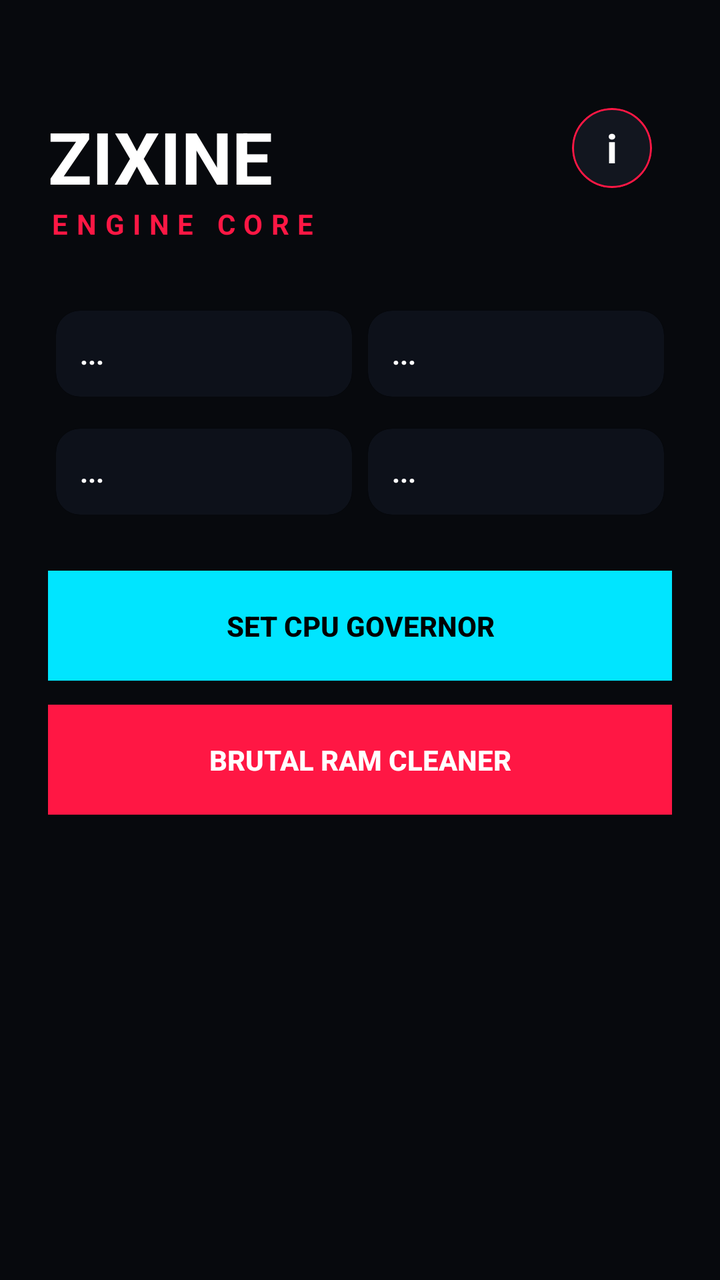
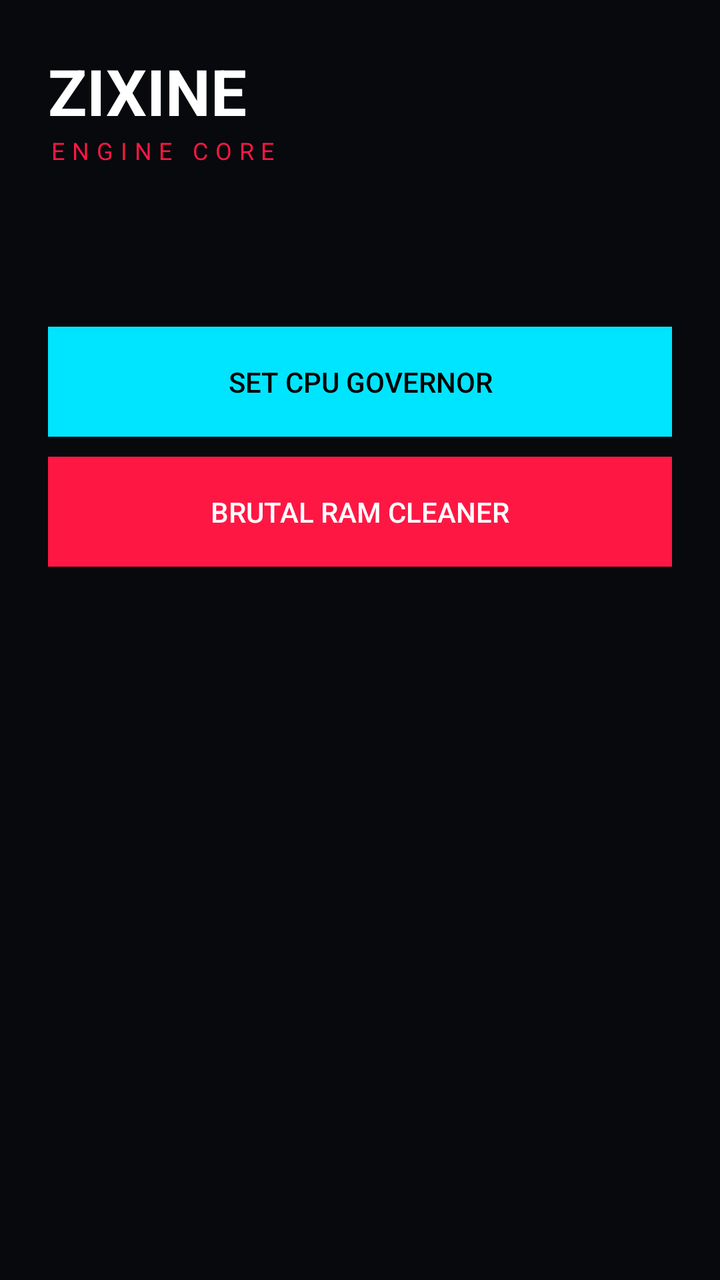

Two renders of the same Android screen: before a commit and after it. Below are the layout's source before the change and the commit's diff.
<!-- AndroidManifest.xml: application theme Theme.MaterialComponents.DayNight.NoActionBar -->
<!-- res/layout/activity_main.xml -->
<?xml version="1.0" encoding="utf-8"?>
<RelativeLayout xmlns:android="http://schemas.android.com/apk/res/android"
    xmlns:app="http://schemas.android.com/apk/res-auto"
    android:layout_width="match_parent"
    android:layout_height="match_parent"
    android:background="#07090D"
    android:padding="24dp">

    <com.google.android.material.card.MaterialCardView
        android:id="@+id/btn_info"
        android:layout_width="40dp"
        android:layout_height="40dp"
        android:layout_alignParentTop="true"
        android:layout_alignParentEnd="true"
        android:layout_marginTop="30dp"
        android:layout_marginEnd="10dp"
        app:cardBackgroundColor="#12161F"
        app:cardCornerRadius="20dp"
        app:strokeColor="#FF1744"
        app:strokeWidth="1dp">
        <TextView
            android:layout_width="match_parent"
            android:layout_height="match_parent"
            android:text="i"
            android:textColor="#FFFFFF"
            android:textSize="20sp"
            android:textStyle="bold"
            android:gravity="center"/>
    </com.google.android.material.card.MaterialCardView>

    <LinearLayout
        android:id="@+id/header"
        android:layout_width="wrap_content"
        android:layout_height="wrap_content"
        android:orientation="vertical"
        android:layout_marginTop="30dp">
        <TextView
            android:layout_width="wrap_content"
            android:layout_height="wrap_content"
            android:text="ZIXINE"
            android:textColor="#FFFFFF"
            android:textSize="36sp"
            android:textStyle="bold"/>
        <TextView
            android:layout_width="wrap_content"
            android:layout_height="wrap_content"
            android:text="ENGINE CORE"
            android:textColor="#FF1744"
            android:textSize="14sp"
            android:textStyle="bold"
            android:letterSpacing="0.3"/>
    </LinearLayout>

    <com.google.android.material.card.MaterialCardView
        android:id="@+id/layout_locked"
        android:layout_width="match_parent"
        android:layout_height="wrap_content"
        android:layout_centerInParent="true"
        app:cardBackgroundColor="#0D111A"
        app:cardCornerRadius="16dp"
        app:strokeColor="#33FF1744"
        app:strokeWidth="1dp"
        android:visibility="gone">
        <LinearLayout
            android:layout_width="match_parent"
            android:layout_height="wrap_content"
            android:orientation="vertical"
            android:padding="24dp">
            <TextView
                android:layout_width="match_parent"
                android:layout_height="wrap_content"
                android:text="SYSTEM LOCKED"
                android:textColor="#FF1744"
                android:gravity="center"
                android:textStyle="bold"/>
            <EditText
                android:id="@+id/input_code"
                android:layout_width="match_parent"
                android:layout_height="50dp"
                android:layout_marginTop="20dp"
                android:hint="Passkey"
                android:textColor="#FFFFFF"
                android:backgroundTint="#FF1744"
                android:inputType="numberPassword"
                android:gravity="center"/>
            <androidx.appcompat.widget.AppCompatButton
                android:id="@+id/btn_unlock"
                android:layout_width="match_parent"
                android:layout_height="55dp"
                android:layout_marginTop="20dp"
                android:text="UNLOCK"
                android:background="#FF1744"
                android:textColor="#FFFFFF"/>
        </LinearLayout>
    </com.google.android.material.card.MaterialCardView>

    <LinearLayout
        android:id="@+id/layout_verified"
        android:layout_width="match_parent"
        android:layout_height="match_parent"
        android:layout_below="@id/header"
        android:layout_marginTop="30dp"
        android:orientation="vertical"
        android:visibility="visible">

        <LinearLayout
            android:layout_width="match_parent"
            android:layout_height="wrap_content"
            android:orientation="horizontal"
            android:weightSum="2">
            <com.google.android.material.card.MaterialCardView
                android:layout_width="0dp"
                android:layout_height="wrap_content"
                android:layout_weight="1"
                android:layout_margin="4dp"
                app:cardBackgroundColor="#0D111A"
                app:cardCornerRadius="12dp">
                <LinearLayout android:padding="12dp" android:orientation="vertical" android:layout_width="match_parent" android:layout_height="wrap_content">
                    <TextView android:text="RAM" android:textColor="#88FFFFFF" android:textSize="10sp"/>
                    <TextView android:id="@+id/tv_ram" android:text="..." android:textColor="#FFFFFF" android:textStyle="bold" android:layout_width="wrap_content" android:layout_height="wrap_content"/>
                </LinearLayout>
            </com.google.android.material.card.MaterialCardView>
            <com.google.android.material.card.MaterialCardView
                android:layout_width="0dp"
                android:layout_height="wrap_content"
                android:layout_weight="1"
                android:layout_margin="4dp"
                app:cardBackgroundColor="#0D111A"
                app:cardCornerRadius="12dp">
                <LinearLayout android:padding="12dp" android:orientation="vertical" android:layout_width="match_parent" android:layout_height="wrap_content">
                    <TextView android:text="ZRAM" android:textColor="#88FFFFFF" android:textSize="10sp"/>
                    <TextView android:id="@+id/tv_zram" android:text="..." android:textColor="#FFFFFF" android:textStyle="bold" android:layout_width="wrap_content" android:layout_height="wrap_content"/>
                </LinearLayout>
            </com.google.android.material.card.MaterialCardView>
        </LinearLayout>

        <LinearLayout
            android:layout_width="match_parent"
            android:layout_height="wrap_content"
            android:orientation="horizontal"
            android:weightSum="2"
            android:layout_marginTop="8dp">
            <com.google.android.material.card.MaterialCardView
                android:layout_width="0dp"
                android:layout_height="wrap_content"
                android:layout_weight="1"
                android:layout_margin="4dp"
                app:cardBackgroundColor="#0D111A"
                app:cardCornerRadius="12dp">
                <LinearLayout android:padding="12dp" android:orientation="vertical" android:layout_width="match_parent" android:layout_height="wrap_content">
                    <TextView android:text="GOVERNOR" android:textColor="#88FFFFFF" android:textSize="10sp"/>
                    <TextView android:id="@+id/tv_cpu" android:text="..." android:textColor="#FFFFFF" android:textStyle="bold" android:layout_width="wrap_content" android:layout_height="wrap_content"/>
                </LinearLayout>
            </com.google.android.material.card.MaterialCardView>
            <com.google.android.material.card.MaterialCardView
                android:layout_width="0dp"
                android:layout_height="wrap_content"
                android:layout_weight="1"
                android:layout_margin="4dp"
                app:cardBackgroundColor="#0D111A"
                app:cardCornerRadius="12dp">
                <LinearLayout android:padding="12dp" android:orientation="vertical" android:layout_width="match_parent" android:layout_height="wrap_content">
                    <TextView android:text="BATTERY" android:textColor="#88FFFFFF" android:textSize="10sp"/>
                    <TextView android:id="@+id/tv_battery" android:text="..." android:textColor="#FFFFFF" android:textStyle="bold" android:layout_width="wrap_content" android:layout_height="wrap_content"/>
                </LinearLayout>
            </com.google.android.material.card.MaterialCardView>
        </LinearLayout>

        <androidx.appcompat.widget.AppCompatButton
            android:id="@+id/btn_cpu_gov"
            android:layout_width="match_parent"
            android:layout_height="55dp"
            android:layout_marginTop="24dp"
            android:text="SET CPU GOVERNOR"
            android:background="#00E5FF"
            android:textColor="#000000"
            android:textStyle="bold"/>

        <androidx.appcompat.widget.AppCompatButton
            android:id="@+id/btn_clean_ram"
            android:layout_width="match_parent"
            android:layout_height="55dp"
            android:layout_marginTop="12dp"
            android:text="BRUTAL RAM CLEANER"
            android:background="#FF1744"
            android:textColor="#FFFFFF"
            android:textStyle="bold"/>
    </LinearLayout>

</RelativeLayout>
<!-- resources referenced by this layout -->
<resources>

</resources>

<!-- the commit's change to res/layout/activity_main.xml (unified diff, before → after) -->
@@ -1,190 +1,88 @@
 <?xml version="1.0" encoding="utf-8"?>
-<RelativeLayout xmlns:android="http://schemas.android.com/apk/res/android"
-    xmlns:app="http://schemas.android.com/apk/res-auto"
+<LinearLayout xmlns:android="http://schemas.android.com/apk/res/android"
     android:layout_width="match_parent"
     android:layout_height="match_parent"
     android:background="#07090D"
+    android:orientation="vertical"
     android:padding="24dp">
 
-    <com.google.android.material.card.MaterialCardView
-        android:id="@+id/btn_info"
-        android:layout_width="40dp"
-        android:layout_height="40dp"
-        android:layout_alignParentTop="true"
-        android:layout_alignParentEnd="true"
-        android:layout_marginTop="30dp"
-        android:layout_marginEnd="10dp"
-        app:cardBackgroundColor="#12161F"
-        app:cardCornerRadius="20dp"
-        app:strokeColor="#FF1744"
-        app:strokeWidth="1dp">
-        <TextView
-            android:layout_width="match_parent"
-            android:layout_height="match_parent"
-            android:text="i"
-            android:textColor="#FFFFFF"
-            android:textSize="20sp"
-            android:textStyle="bold"
-            android:gravity="center"/>
-    </com.google.android.material.card.MaterialCardView>
+    <TextView
+        android:layout_width="wrap_content"
+        android:layout_height="wrap_content"
+        android:text="ZIXINE"
+        android:textColor="#FFFFFF"
+        android:textSize="32sp"
+        android:textStyle="bold" />
+
+    <TextView
+        android:layout_width="wrap_content"
+        android:layout_height="wrap_content"
+        android:text="ENGINE CORE"
+        android:textColor="#FF1744"
+        android:textSize="12sp"
+        android:letterSpacing="0.3" />
 
     <LinearLayout
-        android:id="@+id/header"
-        android:layout_width="wrap_content"
-        android:layout_height="wrap_content"
-        android:orientation="vertical"
-        android:layout_marginTop="30dp">
-        <TextView
-            android:layout_width="wrap_content"
-            android:layout_height="wrap_content"
-            android:text="ZIXINE"
-            android:textColor="#FFFFFF"
-            android:textSize="36sp"
-            android:textStyle="bold"/>
-        <TextView
-            android:layout_width="wrap_content"
-            android:layout_height="wrap_content"
-            android:text="ENGINE CORE"
-            android:textColor="#FF1744"
-            android:textSize="14sp"
-            android:textStyle="bold"
-            android:letterSpacing="0.3"/>
-    </LinearLayout>
-
-    <com.google.android.material.card.MaterialCardView
         android:id="@+id/layout_locked"
         android:layout_width="match_parent"
         android:layout_height="wrap_content"
-        android:layout_centerInParent="true"
-        app:cardBackgroundColor="#0D111A"
-        app:cardCornerRadius="16dp"
-        app:strokeColor="#33FF1744"
-        app:strokeWidth="1dp"
+        android:orientation="vertical"
+        android:layout_marginTop="50dp"
         android:visibility="gone">
-        <LinearLayout
+        <EditText
+            android:id="@+id/input_code"
             android:layout_width="match_parent"
-            android:layout_height="wrap_content"
-            android:orientation="vertical"
-            android:padding="24dp">
-            <TextView
-                android:layout_width="match_parent"
-                android:layout_height="wrap_content"
-                android:text="SYSTEM LOCKED"
-                android:textColor="#FF1744"
-                android:gravity="center"
-                android:textStyle="bold"/>
-            <EditText
-                android:id="@+id/input_code"
-                android:layout_width="match_parent"
-                android:layout_height="50dp"
-                android:layout_marginTop="20dp"
-                android:hint="Passkey"
-                android:textColor="#FFFFFF"
-                android:backgroundTint="#FF1744"
-                android:inputType="numberPassword"
-                android:gravity="center"/>
-            <androidx.appcompat.widget.AppCompatButton
-                android:id="@+id/btn_unlock"
-                android:layout_width="match_parent"
-                android:layout_height="55dp"
-                android:layout_marginTop="20dp"
-                android:text="UNLOCK"
-                android:background="#FF1744"
-                android:textColor="#FFFFFF"/>
-        </LinearLayout>
-    </com.google.android.material.card.MaterialCardView>
+            android:layout_height="50dp"
+            android:hint="Passkey"
+            android:textColor="#FFFFFF"
+            android:backgroundTint="#FF1744"
+            android:inputType="numberPassword"
+            android:gravity="center" />
+        <androidx.appcompat.widget.AppCompatButton
+            android:id="@+id/btn_unlock"
+            android:layout_width="match_parent"
+            android:layout_height="55dp"
+            android:layout_marginTop="20dp"
+            android:text="UNLOCK"
+            android:background="#FF1744"
+            android:textColor="#FFFFFF" />
+    </LinearLayout>
 
     <LinearLayout
         android:id="@+id/layout_verified"
         android:layout_width="match_parent"
-        android:layout_height="match_parent"
-        android:layout_below="@id/header"
+        android:layout_height="wrap_content"
+        android:orientation="vertical"
         android:layout_marginTop="30dp"
-        android:orientation="vertical"
         android:visibility="visible">
 
-        <LinearLayout
-            android:layout_width="match_parent"
-            android:layout_height="wrap_content"
-            android:orientation="horizontal"
-            android:weightSum="2">
-            <com.google.android.material.card.MaterialCardView
-                android:layout_width="0dp"
-                android:layout_height="wrap_content"
-                android:layout_weight="1"
-                android:layout_margin="4dp"
-                app:cardBackgroundColor="#0D111A"
-                app:cardCornerRadius="12dp">
-                <LinearLayout android:padding="12dp" android:orientation="vertical" android:layout_width="match_parent" android:layout_height="wrap_content">
-                    <TextView android:text="RAM" android:textColor="#88FFFFFF" android:textSize="10sp"/>
-                    <TextView android:id="@+id/tv_ram" android:text="..." android:textColor="#FFFFFF" android:textStyle="bold" android:layout_width="wrap_content" android:layout_height="wrap_content"/>
-                </LinearLayout>
-            </com.google.android.material.card.MaterialCardView>
-            <com.google.android.material.card.MaterialCardView
-                android:layout_width="0dp"
-                android:layout_height="wrap_content"
-                android:layout_weight="1"
-                android:layout_margin="4dp"
-                app:cardBackgroundColor="#0D111A"
-                app:cardCornerRadius="12dp">
-                <LinearLayout android:padding="12dp" android:orientation="vertical" android:layout_width="match_parent" android:layout_height="wrap_content">
-                    <TextView android:text="ZRAM" android:textColor="#88FFFFFF" android:textSize="10sp"/>
-                    <TextView android:id="@+id/tv_zram" android:text="..." android:textColor="#FFFFFF" android:textStyle="bold" android:layout_width="wrap_content" android:layout_height="wrap_content"/>
-                </LinearLayout>
-            </com.google.android.material.card.MaterialCardView>
-        </LinearLayout>
+        <TextView android:text="RAM USAGE" android:textColor="#88FFFFFF" android:textSize="10sp" />
+        <TextView android:id="@+id/tv_ram" android:text="..." android:textColor="#FFFFFF" android:textSize="18sp" android:textStyle="bold" android:layout_marginBottom="10dp" />
 
-        <LinearLayout
-            android:layout_width="match_parent"
-            android:layout_height="wrap_content"
-            android:orientation="horizontal"
-            android:weightSum="2"
-            android:layout_marginTop="8dp">
-            <com.google.android.material.card.MaterialCardView
-                android:layout_width="0dp"
-                android:layout_height="wrap_content"
-                android:layout_weight="1"
-                android:layout_margin="4dp"
-                app:cardBackgroundColor="#0D111A"
-                app:cardCornerRadius="12dp">
-                <LinearLayout android:padding="12dp" android:orientation="vertical" android:layout_width="match_parent" android:layout_height="wrap_content">
-                    <TextView android:text="GOVERNOR" android:textColor="#88FFFFFF" android:textSize="10sp"/>
-                    <TextView android:id="@+id/tv_cpu" android:text="..." android:textColor="#FFFFFF" android:textStyle="bold" android:layout_width="wrap_content" android:layout_height="wrap_content"/>
-                </LinearLayout>
-            </com.google.android.material.card.MaterialCardView>
-            <com.google.android.material.card.MaterialCardView
-                android:layout_width="0dp"
-                android:layout_height="wrap_content"
-                android:layout_weight="1"
-                android:layout_margin="4dp"
-                app:cardBackgroundColor="#0D111A"
-                app:cardCornerRadius="12dp">
-                <LinearLayout android:padding="12dp" android:orientation="vertical" android:layout_width="match_parent" android:layout_height="wrap_content">
-                    <TextView android:text="BATTERY" android:textColor="#88FFFFFF" android:textSize="10sp"/>
-                    <TextView android:id="@+id/tv_battery" android:text="..." android:textColor="#FFFFFF" android:textStyle="bold" android:layout_width="wrap_content" android:layout_height="wrap_content"/>
-                </LinearLayout>
-            </com.google.android.material.card.MaterialCardView>
-        </LinearLayout>
+        <TextView android:text="ZRAM SIZE" android:textColor="#88FFFFFF" android:textSize="10sp" />
+        <TextView android:id="@+id/tv_zram" android:text="..." android:textColor="#FFFFFF" android:textSize="18sp" android:textStyle="bold" android:layout_marginBottom="10dp" />
+
+        <TextView android:text="CPU GOVERNOR" android:textColor="#88FFFFFF" android:textSize="10sp" />
+        <TextView android:id="@+id/tv_cpu" android:text="..." android:textColor="#FFFFFF" android:textSize="18sp" android:textStyle="bold" android:layout_marginBottom="10dp" />
+
+        <TextView android:text="BATTERY" android:textColor="#88FFFFFF" android:textSize="10sp" />
+        <TextView android:id="@+id/tv_battery" android:text="..." android:textColor="#FFFFFF" android:textSize="18sp" android:textStyle="bold" android:layout_marginBottom="20dp" />
 
         <androidx.appcompat.widget.AppCompatButton
             android:id="@+id/btn_cpu_gov"
             android:layout_width="match_parent"
             android:layout_height="55dp"
-            android:layout_marginTop="24dp"
             android:text="SET CPU GOVERNOR"
             android:background="#00E5FF"
             android:textColor="#000000"
-            android:textStyle="bold"/>
+            android:layout_marginBottom="10dp" />
 
         <androidx.appcompat.widget.AppCompatButton
             android:id="@+id/btn_clean_ram"
             android:layout_width="match_parent"
             android:layout_height="55dp"
-            android:layout_marginTop="12dp"
             android:text="BRUTAL RAM CLEANER"
             android:background="#FF1744"
-            android:textColor="#FFFFFF"
-            android:textStyle="bold"/>
+            android:textColor="#FFFFFF" />
     </LinearLayout>
-
-</RelativeLayout>
+</LinearLayout>
